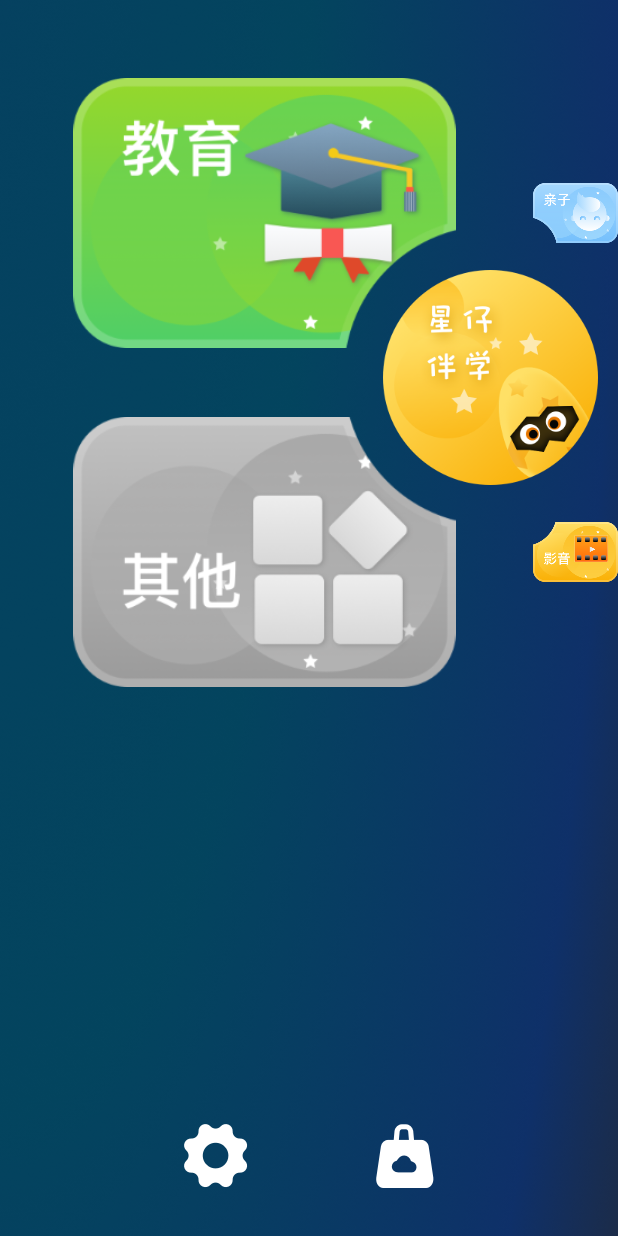
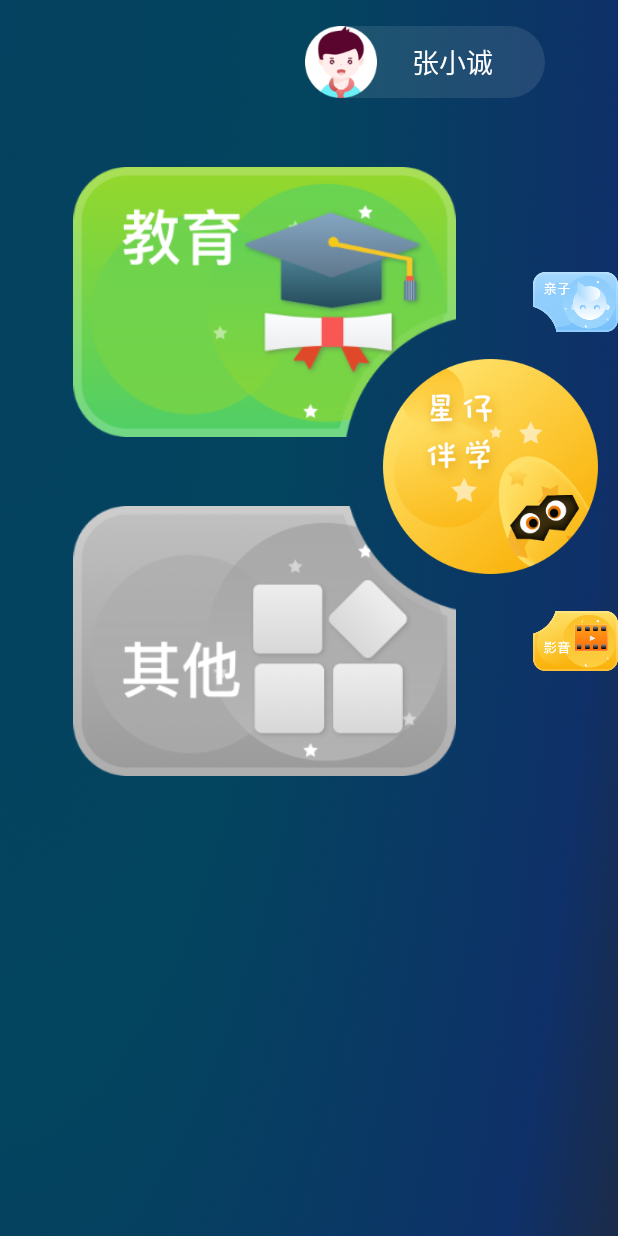
Before and after one commit to yuzhibohaixiao/StudentLauncher, an Android app: the LauncherActivity screen opened directly, with no data from a screen before it, on a phone screen of 412 x 824 dp. Run offline under Robolectric (Android 15) with nearby library versions, the phone set to English and light mode, and no system bars; libraries missing offline, so code that uses them is left out: com.networkbench.agent, com.permissionx.guolindev, com.tencent.mmkv, com.viewpagerindicator, com.xuexiang.xupdate and 1 more; 2 statements that could not run were skipped.

Commit message:
ADD : 调整launcher界面

```diff
--- a/app/src/main/java/com/alight/android/aoa_launcher/LauncherActivity.kt
+++ b/app/src/main/java/com/alight/android/aoa_launcher/LauncherActivity.kt
@@ -161,6 +161,7 @@ class LauncherActivity : BaseActivity(), View.OnClickListener, LauncherListener
         iv_setting_launcher.setOnClickListener(this)
         iv_app_store.setOnClickListener(this)
         iv_aoa_launcher.setOnClickListener(this)
+        ll_personal_center.setOnClickListener(this)
     }
 
     /**
@@ -222,7 +223,6 @@ class LauncherActivity : BaseActivity(), View.OnClickListener, LauncherListener
     ) {
         tv_temperature_launcher.text = weatherNowBean.now.temp + "°C"
         iv_weather_launcher.setImageResource(weatherIcon)
-
     }
 
     override fun onClick(view: View) {
@@ -243,6 +243,9 @@ class LauncherActivity : BaseActivity(), View.OnClickListener, LauncherListener
             R.id.iv_aoa_launcher ->
                 getPresenter().showAOA()
 //                queryUserInfo()
+            //个人中心
+            R.id.ll_personal_center ->
+                Log.i(TAG, "onClick: 个人中心")
 
         }
     }
--- /dev/null
+++ b/app/src/main/res/drawable/launcher_personal_center.xml
@@ -0,0 +1,7 @@
+<?xml version="1.0" encoding="utf-8"?>
+<shape xmlns:android="http://schemas.android.com/apk/res/android">
+
+    <corners
+        android:radius="24dp"/>
+    <solid android:color="@color/launcher_trans_white" />
+</shape>
--- a/app/src/main/res/layout/activity_main.xml
+++ b/app/src/main/res/layout/activity_main.xml
@@ -7,13 +7,37 @@
     android:orientation="vertical"
     tools:context=".LauncherActivity">
 
+    <LinearLayout
+        android:id="@+id/ll_personal_center"
+        android:layout_width="160dp"
+        android:layout_height="48dp"
+        android:layout_alignParentEnd="true"
+        android:layout_marginTop="17dp"
+        android:layout_marginEnd="48.5dp"
+        android:background="@drawable/launcher_personal_center"
+        android:gravity="center_vertical"
+        android:orientation="horizontal">
+
+        <ImageView
+            android:layout_width="48dp"
+            android:layout_height="48dp"
+            android:src="@drawable/splash_boy" />
+
+        <TextView
+            android:layout_width="wrap_content"
+            android:layout_height="wrap_content"
+            android:layout_marginStart="23dp"
+            android:text="张小诚"
+            android:textColor="@color/white"
+            android:textSize="18sp" />
+    </LinearLayout>
 
     <ImageView
         android:id="@+id/iv_education_launcher"
         android:layout_width="255dp"
         android:layout_height="180dp"
         android:layout_marginStart="48.5dp"
-        android:layout_marginTop="52dp"
+        android:layout_marginTop="111.5dp"
         android:src="@drawable/launcher_education" />
 
     <ImageView
@@ -47,7 +71,7 @@
         android:layout_width="wrap_content"
         android:layout_height="wrap_content"
         android:layout_marginStart="255dp"
-        android:layout_marginTop="180dp"
+        android:layout_marginTop="239.5dp"
         android:src="@drawable/launcher_aoa" />
 
     <FrameLayout
@@ -123,7 +147,8 @@
         android:layout_height="wrap_content"
         android:layout_alignParentBottom="true"
         android:layout_centerHorizontal="true"
-        android:orientation="horizontal">
+        android:orientation="horizontal"
+        android:visibility="gone">
 
         <ImageView
             android:id="@+id/iv_setting_launcher"
--- a/app/src/main/res/values/colors.xml
+++ b/app/src/main/res/values/colors.xml
@@ -10,6 +10,7 @@
     <color name="launcher_cambridge_blue">#4183D7</color>
     <color name="launcher_dark_blue">#3367AB</color>
     <color name="launcher_dialog_bg">#50CCCCCC</color>
+    <color name="launcher_trans_white">#19ffffff</color>
     <color name="launcher_transparent">#00000000</color>
     <color name="launcher_purple">#545492</color>
 
```
